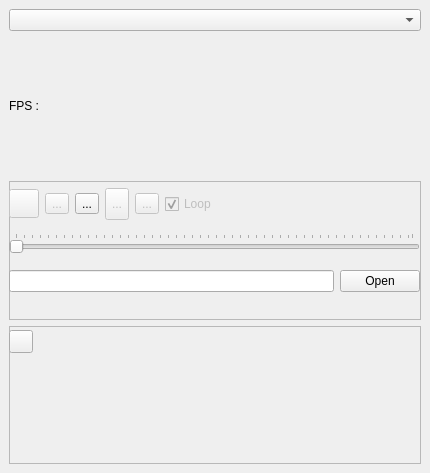
Old version of the form SeaGoatVision/client/qt/uifiles/WinMedia.ui in the repository Octets/SeaGoatVision.
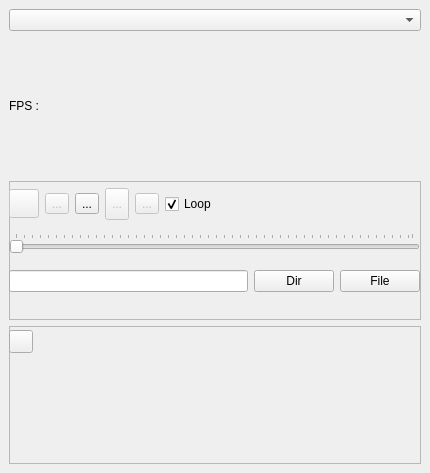
New version of the form. Icons and pictures are not drawn.

What changed in the file:
```diff
--- a/SeaGoatVision/client/qt/uifiles/WinMedia.ui
+++ b/SeaGoatVision/client/qt/uifiles/WinMedia.ui
@@ -103,7 +103,18 @@
         <item>
          <widget class="QPushButton" name="openButton">
           <property name="text">
-           <string>Open</string>
+           <string>Dir</string>
+          </property>
+          <property name="icon">
+           <iconset>
+            <normaloff>../../../../../../../../usr/share/icons/gnome/24x24/actions/document-open.png</normaloff>../../../../../../../../usr/share/icons/gnome/24x24/actions/document-open.png</iconset>
+          </property>
+         </widget>
+        </item>
+        <item>
+         <widget class="QPushButton" name="openFileButton">
+          <property name="text">
+           <string>File</string>
           </property>
           <property name="icon">
            <iconset>
@@ -231,7 +242,7 @@
           <item>
            <widget class="QCheckBox" name="loopchb">
             <property name="enabled">
-             <bool>false</bool>
+             <bool>true</bool>
             </property>
             <property name="layoutDirection">
              <enum>Qt::LeftToRight</enum>
```
Left out of the diff: 2 changed lines with no effect on the pictures.
